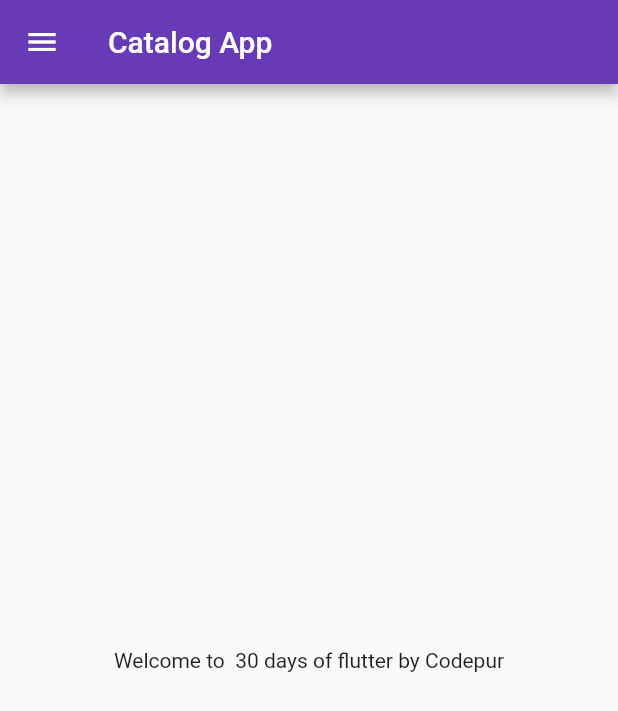
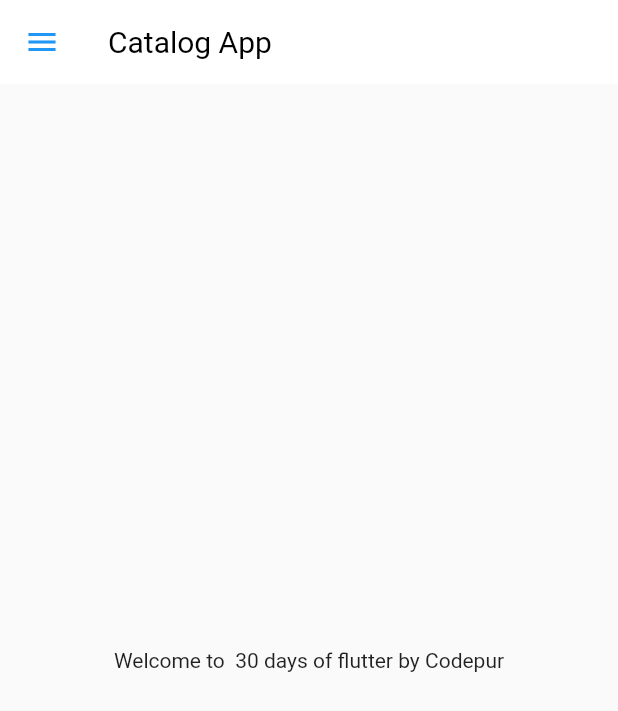
Before and after one commit to adityaranote/30DaysOfFlutter, a Flutter app: the screen it shows after launch, on a phone screen of 412 x 824 dp. Shown: the top 711 px of the screen. Run offline on Flutter 3.47's test engine with Material 2 defaults, Android fonts, the phone set to English and light mode, and no system bars; our stand-ins replace google_fonts.

Commit message:
created file for theme and theme extracted

```diff
--- a/lib/main.dart
+++ b/lib/main.dart
@@ -3,6 +3,7 @@ import 'package:google_fonts/google_fonts.dart';
 import 'package:shop_app/pages/login_page.dart';
 import 'package:google_fonts/google_fonts.dart';
 import 'package:shop_app/utils/routes.dart';
+import 'package:shop_app/widgets/themes.dart';
 import 'pages/home_page.dart';
 
 void main() {
@@ -15,14 +16,11 @@ class MyApp extends StatelessWidget {
     return MaterialApp(
       // home: HomePage(),
       themeMode: ThemeMode.light,
-      theme: ThemeData(
-        primarySwatch: Colors.deepPurple,
-        // fontFamily: GoogleFonts.lato().fontFamily,
-        // primaryTextTheme: GoogleFonts.latoTextTheme(),
-      ),
+      theme: Mytheme.lightTheme(context),
+      darkTheme: Mytheme.darkTheme(context),
+
       debugShowCheckedModeBanner: false,
-      // darkTheme: ThemeData(brightness: Brightness.dark),
-      initialRoute:  MyRoutes.homeRoute,
+      initialRoute: MyRoutes.homeRoute,
       routes: {
         "/": (context) => LoginPage(),
         MyRoutes.loginRoute: (context) => LoginPage(),
--- a/lib/pages/home_page.dart
+++ b/lib/pages/home_page.dart
@@ -1,5 +1,6 @@
 import 'package:flutter/material.dart';
 import 'package:shop_app/widgets/drawer.dart';
+
 //creating HomePage widget to pass it into main.dart file
 class HomePage extends StatelessWidget {
   final int days = 30;
--- /dev/null
+++ b/lib/widgets/themes.dart
@@ -0,0 +1,19 @@
+import 'package:flutter/material.dart';
+
+class Mytheme {
+  static ThemeData lightTheme(BuildContext context) => ThemeData(
+        primarySwatch: Colors.deepPurple,
+        appBarTheme: AppBarTheme(
+          color: Colors.white,
+          elevation: 0.0,
+          iconTheme: IconThemeData(color: Colors.blue),
+          titleTextStyle: TextStyle(
+            color: Colors.black,
+            fontSize: 20,
+          ),
+        ),
+      );
+  static ThemeData darkTheme(BuildContext context) => ThemeData(
+        brightness: Brightness.dark,
+      );
+}
```
